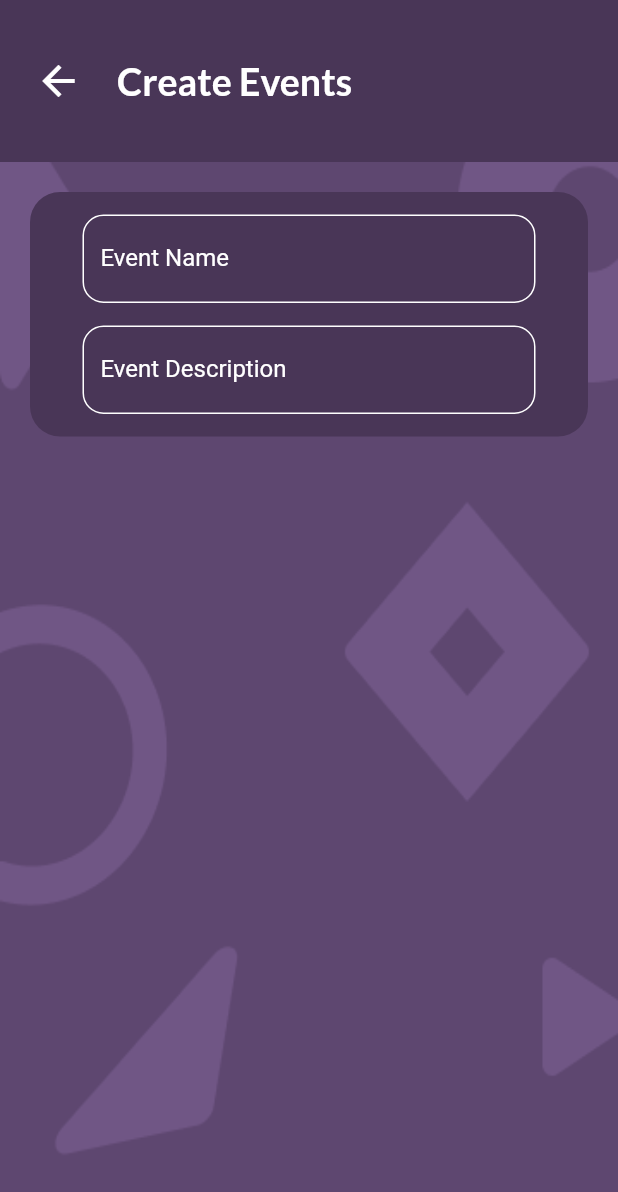
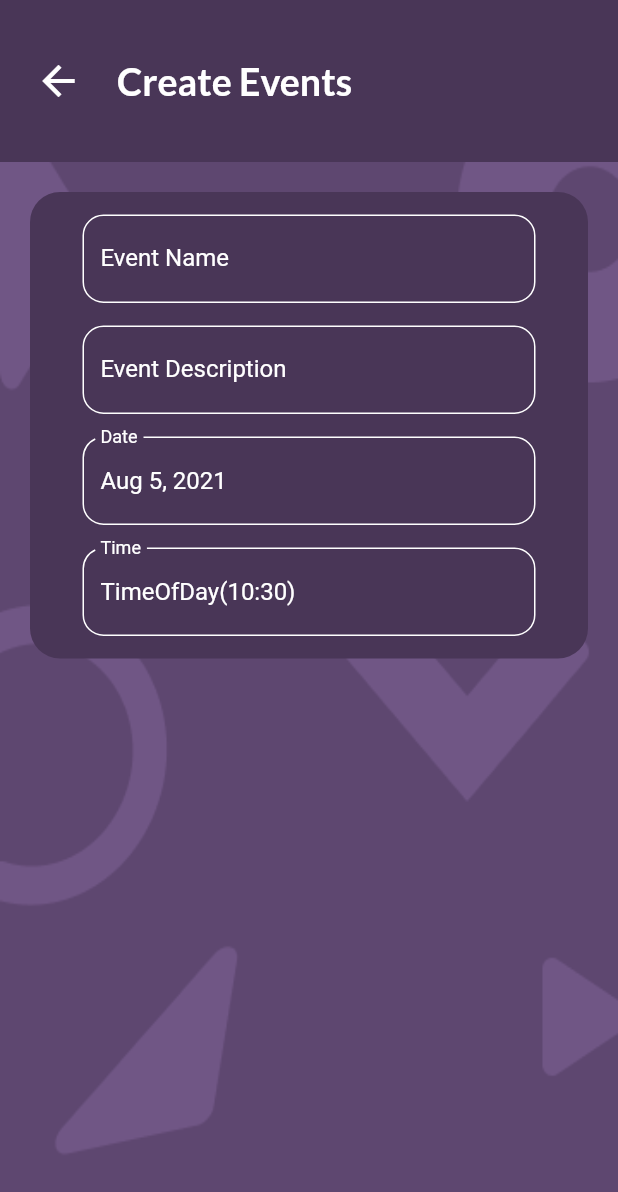
Before and after one commit to Uni-Maps/Uni-Maps, a Flutter app: the screen it shows after launch, on a phone screen of 412 x 824 dp. Shown: the top 1192 px of the screen. Run offline on Flutter 3.47's test engine with Material 2 defaults, Android fonts, the phone set to English and light mode, and no system bars; drawn by our look-alikes of date_time_picker; our stand-ins replace carousel_slider, cloud_firestore, firebase_auth, google_maps_flutter, location; missing offline and left inert: sign_button; accounts and stored records are empty.

Commit message:
added-date-time-widget

```diff
--- a/lib/screens/create_events.dart
+++ b/lib/screens/create_events.dart
@@ -3,6 +3,21 @@ import 'package:flutter/material.dart';
 import 'package:flutter/rendering.dart';
 import 'package:winhacks/services/auth.dart';
 import 'package:winhacks/shared/constants.dart';
+import 'package:date_time_picker/date_time_picker.dart';
+
+//String _initialValue = '';
+String _valueChanged1 = '';
+String _valueToValidate1 = '';
+String _valueSaved1 = '';
+String _valueChanged2 = '';
+String _valueToValidate2 = '';
+String _valueSaved2 = '';
+String _valueChanged3 = '';
+String _valueToValidate3 = '';
+String _valueSaved3 = '';
+String _valueChanged4 = '';
+String _valueToValidate4 = '';
+String _valueSaved4 = '';
 
 class Create_Events extends StatefulWidget {
   final Function toggleViewLogin;
@@ -124,8 +139,75 @@ class _Create_EventsState extends State<Create_Events> {
                               ),
                               labelText: 'Event Description',
                               labelStyle: TextStyle(color: Colors.white)),
-                        ))
+                        )),
+
                     // Date
+
+                    Padding(
+                      padding: EdgeInsets.fromLTRB(20, 0, 20, 15),
+                      child: DateTimePicker(
+                        style: TextStyle(color: Colors.white),
+                        decoration: InputDecoration(
+                            enabledBorder: new OutlineInputBorder(
+                              borderSide: new BorderSide(color: Colors.white),
+                              borderRadius: BorderRadius.circular(14),
+                            ),
+                            focusedBorder: OutlineInputBorder(
+                              borderSide: BorderSide(color: Colors.white),
+                              borderRadius: BorderRadius.circular(14),
+                            ),
+                            labelText: 'Date',
+                            labelStyle: TextStyle(color: Colors.white)),
+                        initialValue: DateTime.now().toString(),
+                        firstDate: DateTime(2000),
+                        lastDate: DateTime(2100),
+                        dateLabelText: 'Date',
+                        onChanged: (val) => print(val),
+                        validator: (val) {
+                          print(val);
+                          return null;
+                        },
+                        onSaved: (val) => print(val),
+                      ),
+                    ),
+
+                    // Time
+                    Padding(
+                      padding: EdgeInsets.fromLTRB(20, 0, 20, 15),
+                      child: DateTimePicker(
+                        style: TextStyle(color: Colors.white),
+                        decoration: InputDecoration(
+                            enabledBorder: new OutlineInputBorder(
+                              borderSide: new BorderSide(color: Colors.white),
+                              borderRadius: BorderRadius.circular(14),
+                            ),
+                            focusedBorder: OutlineInputBorder(
+                              borderSide: BorderSide(color: Colors.white),
+                              borderRadius: BorderRadius.circular(14),
+                            ),
+                            labelText: 'Time',
+                            labelStyle: TextStyle(color: Colors.white)),
+
+                        type: DateTimePickerType.time,
+                        //timePickerEntryModeInput: true,
+                        //controller: _controller4,
+                        initialValue:
+                            TimeOfDay.now().toString(), //_initialValue,
+                        icon: Icon(Icons.access_time),
+                        timeLabelText: "Time",
+                        use24HourFormat: false,
+                        locale: Locale('pt', 'BR'),
+                        onChanged: (val) =>
+                            setState(() => _valueChanged4 = val),
+                        validator: (val) {
+                          setState(() => _valueToValidate4 = val ?? '');
+                          return null;
+                        },
+                        onSaved: (val) =>
+                            setState(() => _valueSaved4 = val ?? ''),
+                      ),
+                    ),
+
                     // Location Drop Down
                     // Category Drop Down
                   ],
--- a/pubspec.yaml
+++ b/pubspec.yaml
@@ -25,6 +25,7 @@ dependencies:
   google_maps_flutter: ^0.5.11
   sign_button: ^1.0.1
   geoflutterfire: ^2.0.2
+  date_time_picker: "^2.1.0"
 
   flutter:
     sdk: flutter
```
Also changed, not shown: pubspec.lock.
